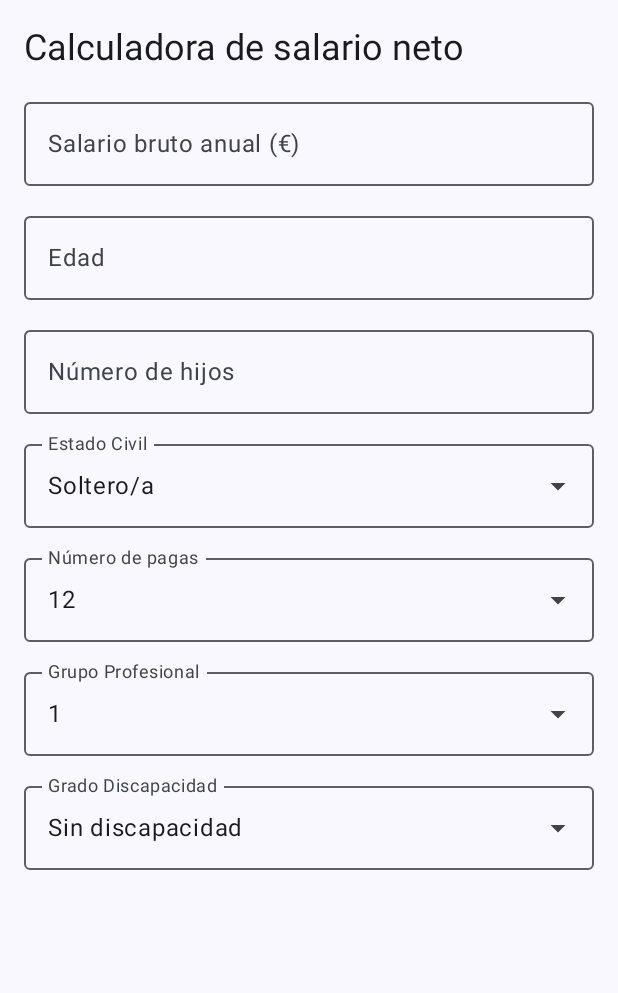
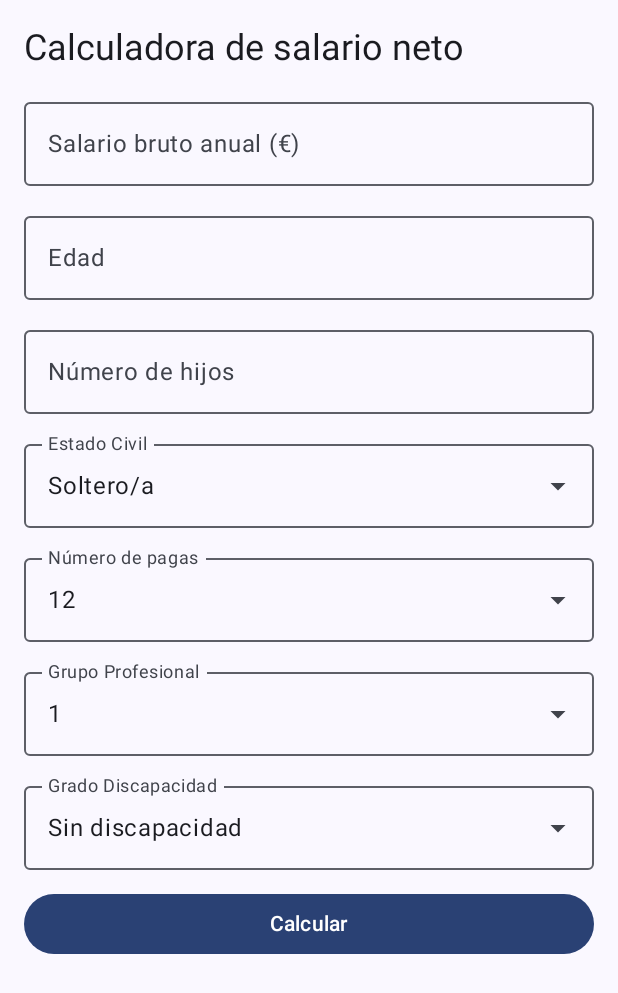
Before and after one commit to PatriRose/CalculadoraSalarioNeto, an Android app built with Jetpack Compose: the screen it shows after launch (MainActivity), on a phone screen of 412 x 824 dp. Shown: the top 993 px of the screen. Run offline under Robolectric (Android 15) with nearby library versions, the phone set to English and light mode, and no system bars.

Commit message:
Segunda Pantalla: datos principales, se recuerda los datos.

```diff
--- a/app/build.gradle.kts
+++ b/app/build.gradle.kts
@@ -45,6 +45,7 @@ dependencies {
     implementation(libs.androidx.compose.ui.tooling.preview)
     implementation(libs.androidx.core.ktx)
     implementation(libs.androidx.lifecycle.runtime.ktx)
+    implementation(libs.androidx.navigation.compose)
     testImplementation(libs.junit)
     androidTestImplementation(platform(libs.androidx.compose.bom))
     androidTestImplementation(libs.androidx.compose.ui.test.junit4)
@@ -52,4 +53,5 @@ dependencies {
     androidTestImplementation(libs.androidx.junit)
     debugImplementation(libs.androidx.compose.ui.test.manifest)
     debugImplementation(libs.androidx.compose.ui.tooling)
+
 }
--- a/app/src/main/java/com/rosalina/calculadorasalarioneto/MainActivity.kt
+++ b/app/src/main/java/com/rosalina/calculadorasalarioneto/MainActivity.kt
@@ -8,8 +8,9 @@ import androidx.compose.foundation.layout.fillMaxSize
 import androidx.compose.foundation.layout.padding
 import androidx.compose.material3.Scaffold
 import androidx.compose.ui.Modifier
+import com.rosalina.calculadorasalarioneto.ui.AppNavigation
 import com.rosalina.calculadorasalarioneto.ui.theme.CalculadoraSalarioNetoTheme
-import com.rosalina.calculadorasalarioneto.ui.FormularioScreen
+
 
 class MainActivity : ComponentActivity() {
     override fun onCreate(savedInstanceState: Bundle?) {
@@ -18,7 +19,7 @@ class MainActivity : ComponentActivity() {
         setContent {
             CalculadoraSalarioNetoTheme {
                 Scaffold(modifier = Modifier.fillMaxSize()) { innerPadding ->
-                    FormularioScreen(modifier = Modifier.padding(innerPadding)   )
+                    AppNavigation(modifier = Modifier.padding(innerPadding)   )
 
                 }
             }
--- /dev/null
+++ b/app/src/main/java/com/rosalina/calculadorasalarioneto/ui/AppNavigation.kt
@@ -0,0 +1,38 @@
+package com.rosalina.calculadorasalarioneto.ui
+
+
+import androidx.compose.runtime.Composable
+import androidx.compose.runtime.mutableStateOf
+import androidx.compose.runtime.remember
+import androidx.compose.ui.Modifier
+import androidx.navigation.compose.NavHost
+import androidx.navigation.compose.composable
+import androidx.navigation.compose.rememberNavController
+import androidx.compose.runtime.getValue
+import androidx.compose.runtime.setValue
+
+@Composable
+fun AppNavigation(modifier: Modifier = Modifier) {
+    val navController = rememberNavController()
+    var datos by remember { mutableStateOf(DatosFormulario()) }
+
+    NavHost(
+        navController = navController,
+        startDestination = "formulario",
+        modifier = modifier
+    ) {
+        composable("formulario") {
+            FormularioScreen(
+                datos = datos,
+                onDatosChange = { datos = it },
+                onCalcular = { navController.navigate("resultados") }
+            )
+        }
+        composable("resultados") {
+            ResultadosScreen(
+                datos = datos,
+                onVolver = { navController.popBackStack() }
+            )
+        }
+    }
+}
--- /dev/null
+++ b/app/src/main/java/com/rosalina/calculadorasalarioneto/ui/DatosFormulario.kt
@@ -0,0 +1,11 @@
+package com.rosalina.calculadorasalarioneto.ui
+
+data class DatosFormulario(
+    val salarioBruto: String = "",
+    val edad: String = "",
+    val hijos: String = "",
+    val estadoCivil: String = "Soltero/a",
+    val pagas: String = "12",
+    val grupoProfesional: String = "1",
+    val gradoDiscapacidad: String = "Sin discapacidad"
+)
--- a/app/src/main/java/com/rosalina/calculadorasalarioneto/ui/FormularioScreen.kt
+++ b/app/src/main/java/com/rosalina/calculadorasalarioneto/ui/FormularioScreen.kt
@@ -11,8 +11,12 @@ import androidx.compose.ui.text.input.KeyboardType
 import androidx.compose.ui.unit.dp
 
 @Composable
-fun FormularioScreen(modifier: Modifier = Modifier) {
-
+fun FormularioScreen(
+    datos: DatosFormulario,
+    onDatosChange: (DatosFormulario) -> Unit,
+    onCalcular: () -> Unit,
+    modifier: Modifier = Modifier) {
+/*
     var salarioBruto by remember { mutableStateOf("") }
     var edad by remember { mutableStateOf("") }
     var hijos by remember { mutableStateOf("") }
@@ -20,7 +24,7 @@ fun FormularioScreen(modifier: Modifier = Modifier) {
     var pagas by remember { mutableStateOf(value = "12") }
     var grupoProfesional by remember {mutableStateOf(value = "1")}
     var gradoDiscapacidad by remember { mutableStateOf(value = "Sin discapacidad") }
-
+*/
     Column(
         modifier = modifier
             .fillMaxSize()
@@ -33,44 +37,47 @@ fun FormularioScreen(modifier: Modifier = Modifier) {
             style = MaterialTheme.typography.headlineSmall
         )
         CampoNumerico(
-            valor = salarioBruto,
-            { salarioBruto = it },
+            valor = datos.salarioBruto,
+            { onDatosChange(datos.copy(salarioBruto = it)) },
             etiqueta = "Salario bruto anual (€)"
         )
         CampoNumerico(
-            valor = edad,
-            { edad = it },
+            valor = datos.edad,
+            { onDatosChange(datos.copy(edad = it)) },
             etiqueta = "Edad"
         )
         CampoNumerico(
-            valor = hijos,
-            { hijos = it },
+            valor = datos.hijos,
+            { onDatosChange(datos.copy(hijos= it)) },
             etiqueta = "Número de hijos"
         )
         CampoDesplegable(
-            seleccion = estadoCivil,
-            onSeleccion = {estadoCivil = it },
+            seleccion = datos.estadoCivil,
+            onSeleccion = { onDatosChange(datos.copy (estadoCivil = it)) },
             opciones = listOf("Soltero/a", "Casado/a", "Divorciado/a", "Viudo/a"),
             etiqueta = "Estado Civil"
         )
         CampoDesplegable(
-            seleccion = pagas,
-            onSeleccion = { pagas = it },
+            seleccion = datos.pagas,
+            onSeleccion = { onDatosChange( datos.copy(pagas = it)) },
             opciones = listOf("12", "14", "14+Var"),
             etiqueta = "Número de pagas"
         )
         CampoDesplegable(
-            seleccion = grupoProfesional,
-            onSeleccion = { grupoProfesional = it },
+            seleccion = datos.grupoProfesional,
+            onSeleccion = { onDatosChange(datos.copy(grupoProfesional = it)) },
             opciones = (1 .. 11).map {"Grupo $it"},
             etiqueta = "Grupo Profesional"
         )
         CampoDesplegable(
-            seleccion = gradoDiscapacidad,
-            onSeleccion = { gradoDiscapacidad = it },
+            seleccion = datos.gradoDiscapacidad,
+            onSeleccion = { onDatosChange (datos.copy (gradoDiscapacidad = it)) },
             opciones = listOf("Sin discapacidad", "33% - 64%", "65% o más"),
             etiqueta = "Grado Discapacidad"
         )
+        Button(onClick = onCalcular, modifier = Modifier.fillMaxWidth()){
+            Text("Calcular")
+        }
     }
 }
 
--- /dev/null
+++ b/app/src/main/java/com/rosalina/calculadorasalarioneto/ui/ResultadosScreen.kt
@@ -0,0 +1,29 @@
+package com.rosalina.calculadorasalarioneto.ui
+
+import androidx.compose.foundation.layout.Arrangement
+import androidx.compose.foundation.layout.Column
+import androidx.compose.foundation.layout.fillMaxSize
+import androidx.compose.foundation.layout.padding
+import androidx.compose.material3.Button
+import androidx.compose.material3.MaterialTheme
+import androidx.compose.material3.Text
+import androidx.compose.runtime.Composable
+import androidx.compose.ui.Modifier
+import androidx.compose.ui.unit.dp
+
+@Composable
+fun ResultadosScreen(
+    datos: DatosFormulario,
+    onVolver: () -> Unit,
+    modifier: Modifier = Modifier) {
+
+    Column(
+        modifier = modifier.fillMaxSize().padding(16.dp),
+        verticalArrangement = Arrangement.spacedBy(12.dp)
+    ) {
+        Text("Resultados", style = MaterialTheme.typography.headlineSmall)
+        Text("Salario bruto: ${datos.salarioBruto} €")
+        Text("Edad: ${datos.edad} años")
+        Button(onClick = onVolver) { Text("Volver") }
+    }
+}
--- a/gradle/libs.versions.toml
+++ b/gradle/libs.versions.toml
@@ -8,6 +8,7 @@ lifecycleRuntimeKtx = "2.6.1"
 activityCompose = "1.8.0"
 kotlin = "2.2.10"
 composeBom = "2026.02.01"
+navigationCompose = "2.9.0"
 
 [libraries]
 androidx-core-ktx = { group = "androidx.core", name = "core-ktx", version.ref = "coreKtx" }
@@ -24,6 +25,7 @@ androidx-compose-ui-tooling-preview = { group = "androidx.compose.ui", name = "u
 androidx-compose-ui-test-manifest = { group = "androidx.compose.ui", name = "ui-test-manifest" }
 androidx-compose-ui-test-junit4 = { group = "androidx.compose.ui", name = "ui-test-junit4" }
 androidx-compose-material3 = { group = "androidx.compose.material3", name = "material3" }
+androidx-navigation-compose = { group = "androidx.navigation", name = "navigation-compose", version.ref = "navigationCompose" }
 
 [plugins]
 android-application = { id = "com.android.application", version.ref = "agp" }
```
